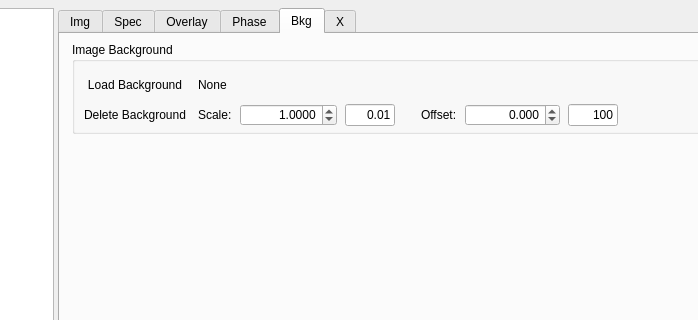
Before: the Qt Designer form Dioptas_main/Views/UiFiles/Integration.ui in Dioptas/Dioptas, drawn with Qt 5; both pictures show x 474 to 1172 and y 0 to 320 of the 1418 by 823 pixel window.
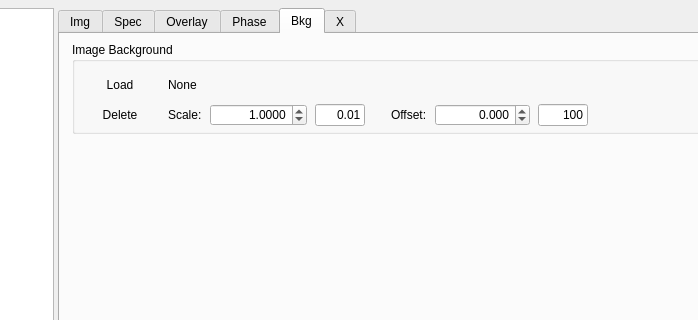
After: the same form once the commit is applied. Custom widgets are drawn as their Qt base class.

Commit message: Building programming skeleton for background image subtraction

Diff of the .ui file:
```diff
--- a/Dioptas_main/Views/UiFiles/Integration.ui
+++ b/Dioptas_main/Views/UiFiles/Integration.ui
@@ -1843,7 +1843,7 @@
             <item row="1" column="0">
              <widget class="QPushButton" name="bkg_image_delete_btn">
               <property name="text">
-               <string>Delete Background</string>
+               <string>Delete</string>
               </property>
               <property name="flat">
                <bool>true</bool>
@@ -1867,7 +1867,7 @@
             <item row="0" column="0">
              <widget class="QPushButton" name="bkg_image_load_btn">
               <property name="text">
-               <string>Load Background</string>
+               <string>Load</string>
               </property>
               <property name="flat">
                <bool>true</bool>
```
The commit also changes 3 other files.
